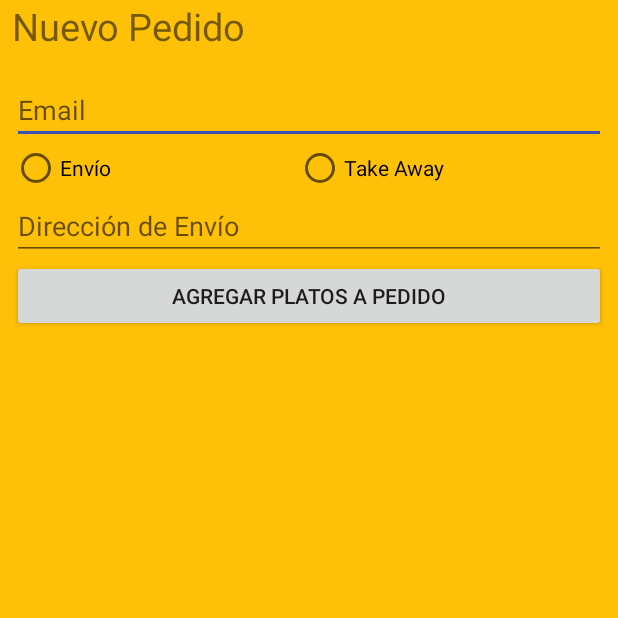
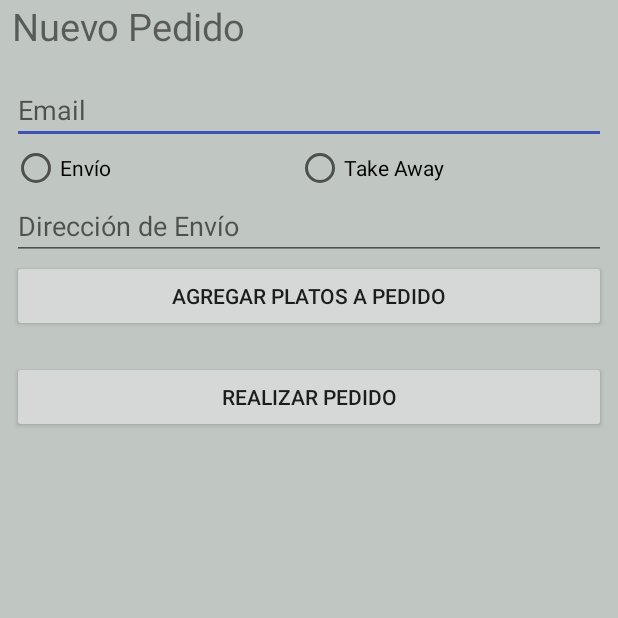
Before and after one commit to AgustinGHunzicker/App01, an Android app: the ActivityPedido screen opened directly, with no data from a screen before it, on a phone screen of 412 x 824 dp, the top half of it. Run offline under Robolectric (Android 15) with nearby library versions, the phone set to English and light mode, and no system bars.

Commit message:
Se agregaron notificaciones. Falta validar nuevo pedido

```diff
--- a/app/src/main/AndroidManifest.xml
+++ b/app/src/main/AndroidManifest.xml
@@ -10,7 +10,9 @@
         android:roundIcon="@mipmap/ic_launcher_round"
         android:supportsRtl="true"
         android:theme="@style/AppTheme">
-        <activity android:name=".activity.ActivityPlateRecycler"></activity>
+
+
+        <activity android:name=".activity.ActivityPlateRecycler" />
         <activity
             android:name=".activity.ActivityRegistrarUsuario"
             android:label="SignUp" />
@@ -30,5 +32,4 @@
         </activity>
     </application>
 
-
 </manifest>
--- a/app/src/main/java/com/example/myapplication/activity/ActivityPedido.java
+++ b/app/src/main/java/com/example/myapplication/activity/ActivityPedido.java
@@ -1,7 +1,12 @@
 package com.example.myapplication.activity;
 
 import android.app.Activity;
+import android.app.AsyncNotedAppOp;
+import android.content.BroadcastReceiver;
 import android.content.Intent;
+import android.content.IntentFilter;
+import android.net.ConnectivityManager;
+import android.os.AsyncTask;
 import android.os.Bundle;
 import android.util.Log;
 import android.view.View;
@@ -9,6 +14,7 @@ import android.widget.Button;
 import android.widget.EditText;
 import android.widget.RadioButton;
 import android.widget.TextView;
+import android.widget.Toast;
 
 import androidx.annotation.Nullable;
 import androidx.appcompat.app.AppCompatActivity;
@@ -25,6 +31,9 @@ public class ActivityPedido extends AppCompatActivity {
     Button editPrice;
     TextView textTitlePlate;
     TextView textPricePlate;
+    Button askPlate;
+    Boolean ask=false;
+
 
     private static final int REQUEST_CODE=222;
     @Override
@@ -37,13 +46,23 @@ public class ActivityPedido extends AppCompatActivity {
         editPrice = (Button) findViewById(R.id.btnAddPlate);
         textTitlePlate = (TextView) findViewById(R.id.textTitlePlate);
         textPricePlate = (TextView) findViewById(R.id.textPricePlate);
+        askPlate=(Button) findViewById(R.id.buttonAskPlate);
+
+
+        BroadcastReceiver br = new MyFirstReceiver();
+        IntentFilter filtro = new IntentFilter();
+        filtro.addAction(MyFirstReceiver.OFERTA);
+        getApplication().getApplicationContext().registerReceiver(br, filtro);
+
+        Intent servicio = new Intent(this, taskSavePlate.class);
+        servicio.putExtra("nombrePlato", "algo");
+        startService(servicio);
 
         super.onCreate(savedInstanceState);
         setContentView(R.layout.activity_pedido);
-        //Toolbar toolbar = findViewById(R.id.toolbarActivityHome);
-        //setSupportActionBar(toolbar);
 
         final Button btnAddPlate = (Button) findViewById(R.id.btnAddPlate);
+        final Button btnAskPlate=(Button) findViewById(R.id.buttonAskPlate);
 
         btnAddPlate.setOnClickListener(new View.OnClickListener() {
             @Override
@@ -51,6 +70,20 @@ public class ActivityPedido extends AppCompatActivity {
                 Intent i = new Intent(getApplicationContext(), ActivityPlateRecycler.class);
                 i.putExtra("addButtonAsk", true);
                 startActivityForResult(i, REQUEST_CODE);
+            }
+        });
+        btnAskPlate.setOnClickListener(new View.OnClickListener() {
+            @Override
+            public void onClick(View view) {
+                if(ask){
+                    Log.d("ASK", "Successful order");
+                    Toast.makeText(getApplicationContext(),R.string.successfulOrder,Toast.LENGTH_LONG).show();
+                    new taskSavePlate().execute("Succesfull");
+                }
+                else{
+                    Log.d("ASK", "Failed order");
+                    Toast.makeText(getApplicationContext(),R.string.failedOrder,Toast.LENGTH_LONG).show();
+                };
             }
         });
     }
@@ -73,10 +106,41 @@ public class ActivityPedido extends AppCompatActivity {
 
                 textTitlePlate.setText(getString(R.string.textTitlePlate)+producto);
                 textPricePlate.setText(getString(R.string.textPricePlate)+cantidad.toString());
+                ask=true;
             }
         }
         else{
             Log.d("TagActivity", "fallo return de activity");
         }
     }
+
+    class taskSavePlate extends AsyncTask<String, Void, String> {
+        @Override
+        protected void onPreExecute() {
+
+        }
+
+        @Override
+        protected void onPostExecute(String s) {
+            Log.d("5seg", "pasaron los 5 seg");
+            Intent myIntention = new Intent();
+
+            myIntention.setAction(MyFirstReceiver.OFERTA);
+            myIntention.putExtra("Identificador", "On sale");
+            sendBroadcast(myIntention);
+
+
+        }
+
+        @Override
+        protected String doInBackground(String... strings) {
+            try{
+                Thread.sleep(5000);
+            }catch(InterruptedException e){
+                e.printStackTrace();
+            }
+            return strings[0];
+        }
+
+    }
 }
--- /dev/null
+++ b/app/src/main/res/drawable/ic_baseline_directions_bike_24.xml
@@ -0,0 +1,10 @@
+<vector xmlns:android="http://schemas.android.com/apk/res/android"
+    android:width="24dp"
+    android:height="24dp"
+    android:viewportWidth="24"
+    android:viewportHeight="24"
+    android:tint="?attr/colorControlNormal">
+  <path
+      android:fillColor="@android:color/white"
+      android:pathData="M15.5,5.5c1.1,0 2,-0.9 2,-2s-0.9,-2 -2,-2 -2,0.9 -2,2 0.9,2 2,2zM5,12c-2.8,0 -5,2.2 -5,5s2.2,5 5,5 5,-2.2 5,-5 -2.2,-5 -5,-5zM5,20.5c-1.9,0 -3.5,-1.6 -3.5,-3.5s1.6,-3.5 3.5,-3.5 3.5,1.6 3.5,3.5 -1.6,3.5 -3.5,3.5zM10.8,10.5l2.4,-2.4 0.8,0.8c1.3,1.3 3,2.1 5.1,2.1L19.1,9c-1.5,0 -2.7,-0.6 -3.6,-1.5l-1.9,-1.9c-0.5,-0.4 -1,-0.6 -1.6,-0.6s-1.1,0.2 -1.4,0.6L7.8,8.4c-0.4,0.4 -0.6,0.9 -0.6,1.4 0,0.6 0.2,1.1 0.6,1.4L11,14v5h2v-6.2l-2.2,-2.3zM19,12c-2.8,0 -5,2.2 -5,5s2.2,5 5,5 5,-2.2 5,-5 -2.2,-5 -5,-5zM19,20.5c-1.9,0 -3.5,-1.6 -3.5,-3.5s1.6,-3.5 3.5,-3.5 3.5,1.6 3.5,3.5 -1.6,3.5 -3.5,3.5z"/>
+</vector>
--- a/app/src/main/res/layout/activity_home.xml
+++ b/app/src/main/res/layout/activity_home.xml
@@ -4,7 +4,7 @@
     xmlns:tools="http://schemas.android.com/tools"
     android:layout_width="match_parent"
     android:layout_height="match_parent"
-    android:background="#FFC107"
+    android:background="@color/colorPrimary"
     tools:context=".activity.ActivityHome">
 
     <LinearLayout
--- a/app/src/main/res/layout/activity_main.xml
+++ b/app/src/main/res/layout/activity_main.xml
@@ -4,7 +4,7 @@
     xmlns:tools="http://schemas.android.com/tools"
     android:layout_width="match_parent"
     android:layout_height="match_parent"
-    android:background="#FFC107"
+    android:background="@color/colorPrimary"
     android:orientation="vertical"
     android:paddingStart="@dimen/space_small"
     android:paddingEnd="@dimen/space_small"
--- a/app/src/main/res/layout/activity_nuevo_plato.xml
+++ b/app/src/main/res/layout/activity_nuevo_plato.xml
@@ -2,7 +2,7 @@
 <LinearLayout xmlns:android="http://schemas.android.com/apk/res/android"
     android:layout_width="match_parent"
     android:layout_height="match_parent"
-    android:background="#FFC107"
+    android:background="@color/colorPrimary"
     android:gravity="start"
     android:orientation="vertical"
     android:paddingStart="@dimen/space_small"
--- a/app/src/main/res/layout/activity_pedido.xml
+++ b/app/src/main/res/layout/activity_pedido.xml
@@ -2,7 +2,7 @@
 <LinearLayout xmlns:android="http://schemas.android.com/apk/res/android"
     android:layout_width="match_parent"
     android:layout_height="match_parent"
-    android:background="#FFC107"
+    android:background="@color/colorPrimary"
     android:gravity="start"
     android:orientation="vertical"
     android:paddingStart="@dimen/space_small"
@@ -75,4 +75,10 @@
             android:layout_weight="1" />
     </LinearLayout>
 
+    <Button
+        android:id="@+id/buttonAskPlate"
+        android:layout_width="match_parent"
+        android:layout_height="wrap_content"
+        android:text="@string/textAceptAsk" />
+
 </LinearLayout>
--- a/app/src/main/res/layout/activity_plate_recycler.xml
+++ b/app/src/main/res/layout/activity_plate_recycler.xml
@@ -4,7 +4,7 @@
     xmlns:tools="http://schemas.android.com/tools"
     android:layout_width="match_parent"
     android:layout_height="match_parent"
-    android:background="#FFC107"
+    android:background="@color/colorPrimary"
     android:orientation="vertical"
     android:paddingStart="@dimen/space_small"
     android:paddingEnd="@dimen/space_small"
--- a/app/src/main/res/layout/fila_plato.xml
+++ b/app/src/main/res/layout/fila_plato.xml
@@ -5,7 +5,7 @@
     android:layout_width="match_parent"
     android:layout_height="wrap_content"
     android:orientation="vertical"
-    app:cardBackgroundColor="#CDDC39"
+    app:cardBackgroundColor="@color/colorPrimary"
     app:cardUseCompatPadding="true">
 
     <LinearLayout
--- a/app/src/main/res/values/colors.xml
+++ b/app/src/main/res/values/colors.xml
@@ -1,6 +1,6 @@
 <?xml version="1.0" encoding="utf-8"?>
 <resources>
-    <color name="colorPrimary">#FFC107</color>
-    <color name="colorPrimaryDark">#FF5722</color>
+    <color name="colorPrimary">#C0C7C2</color>
+    <color name="colorPrimaryDark">#6A7dA0</color>
     <color name="colorAccent">#3F51B5</color>
 </resources>
--- a/app/src/main/res/values/strings.xml
+++ b/app/src/main/res/values/strings.xml
@@ -72,6 +72,9 @@
     <string name="btnAddPlate">AGREGAR PLATOS A PEDIDO</string>
     <string name="textTitlePlate">Plato: </string>
     <string name="textPricePlate">Precio: </string>
+    <string name="textAceptAsk">Realizar Pedido </string>
+    <string name="failedOrder">Debe seleccionar un pedido</string>
+    <string name="successfulOrder">Pedido exitoso!</string>
 
 
 </resources>
```
Also changed, not shown: app/src/main/java/com/example/myapplication/activity/MyFirstReceiver.java (added, +59 -0 lines), app/src/main/java/com/example/myapplication/activity/MyNotificationPublisher.java (added, +15 -0 lines).
